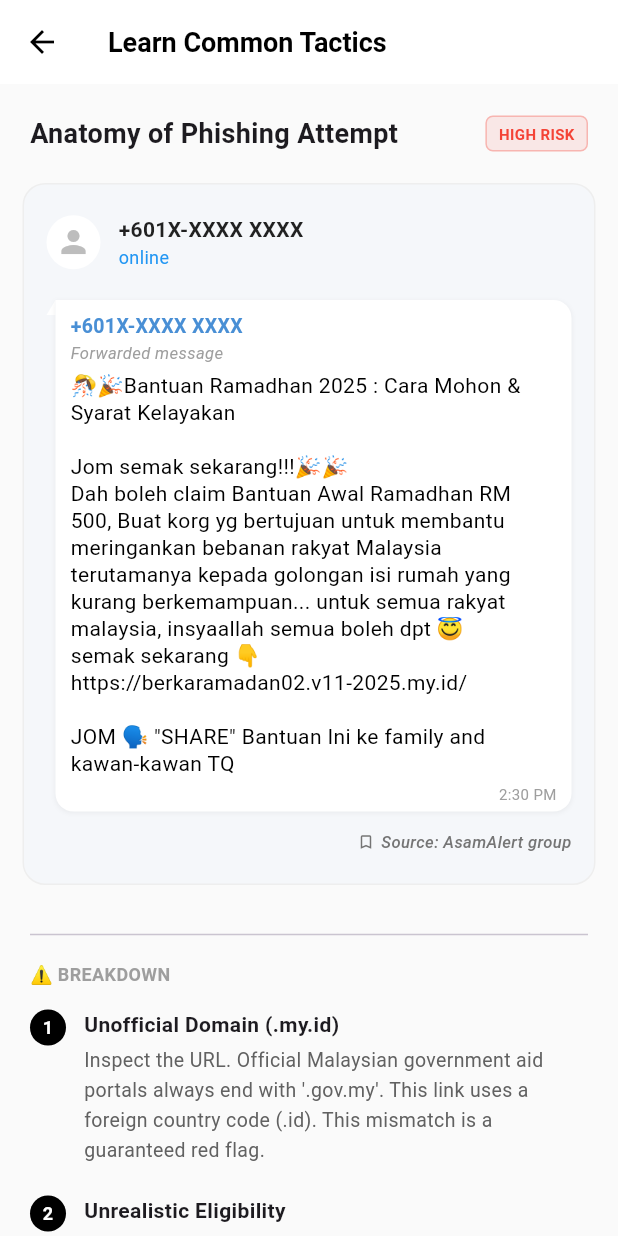
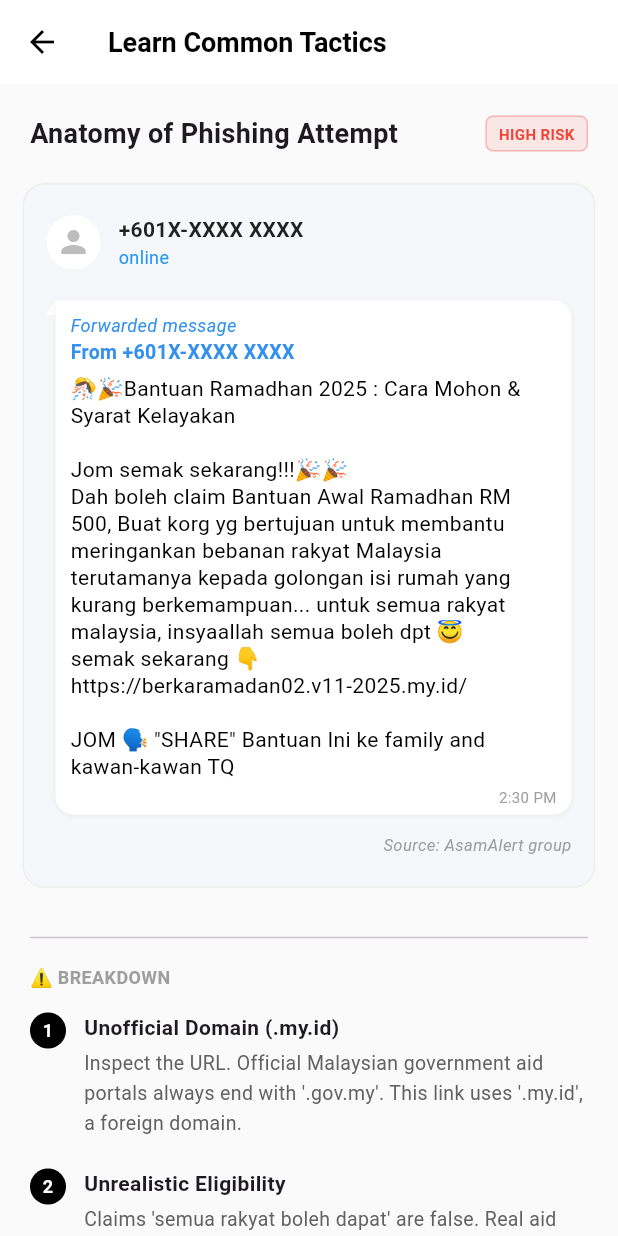
Before and after one commit to Hedgie06/PhishWatch, a Flutter app: the HomeScreen screen opened directly, after a tap on "Library", on a phone screen of 412 x 824 dp. Run offline on Flutter 3.47's test engine with Material 3 defaults, Android fonts, the phone set to English and light mode, and no system bars; our stand-ins replace cloud_firestore, connectivity_plus, firebase_auth, firebase_core, flutter_local_notifications, permission_handler and 1 more; accounts and stored records are empty.

Commit message:
bug fixes 2

```diff
--- a/lib/main.dart
+++ b/lib/main.dart
@@ -8,15 +8,14 @@ import 'services/storage_service.dart';
 import 'views/home_dashboard.dart';
 import 'views/settings_page.dart';
 import 'views/activity_page.dart';
+import 'views/onboarding_page.dart'; // 🔴 1. IMPORT
 
-// 🔴 1. GLOBAL KEY DEFINITION
 final GlobalKey<NavigatorState> navigatorKey = GlobalKey<NavigatorState>();
 
 void main() async {
   WidgetsFlutterBinding.ensureInitialized();
   await Firebase.initializeApp();
 
-  // Initialize Services
   final notificationService = NotificationService();
   final apiService = ApiService();
   final storageService = StorageService();
@@ -29,7 +28,7 @@ void main() async {
             notificationService: notificationService,
             apiService: apiService,
             storageService: storageService,
-            navigatorKey: navigatorKey, // 🔴 2. PASS KEY TO STATE
+            navigatorKey: navigatorKey,
           ),
         ),
       ],
@@ -61,7 +60,7 @@ class _MyAppState extends State<MyApp> {
   @override
   Widget build(BuildContext context) {
     return MaterialApp(
-      navigatorKey: navigatorKey, // 🔴 3. ASSIGN KEY TO APP
+      navigatorKey: navigatorKey,
       debugShowCheckedModeBanner: false,
       title: 'PhishWatch',
       theme: ThemeData(
@@ -69,7 +68,17 @@ class _MyAppState extends State<MyApp> {
         scaffoldBackgroundColor: Color(0xFFF5F7FA),
         useMaterial3: true,
       ),
-      home: Scaffold(
+      // 🔴 2. DYNAMIC HOME SCREEN
+      // Listens to AppState. If termsAccepted is false -> Onboarding.
+      home: Consumer<AppState>(
+        builder: (context, appState, child) {
+          // If Terms/Onboarding NOT accepted yet -> Show Onboarding
+          if (!appState.termsAccepted) {
+            return OnboardingPage();
+          }
+
+          // Otherwise -> Show Main App Layout
+          return Scaffold(
             body: _pages[_selectedIndex],
             bottomNavigationBar: BottomNavigationBar(
               items: const <BottomNavigationBarItem>[
@@ -86,6 +95,8 @@ class _MyAppState extends State<MyApp> {
               backgroundColor: Colors.white,
               elevation: 0,
             ),
+          );
+        },
       ),
     );
   }
--- a/lib/views/library_page.dart
+++ b/lib/views/library_page.dart
@@ -4,7 +4,7 @@ class LibraryPage extends StatelessWidget {
   @override
   Widget build(BuildContext context) {
     return Scaffold(
-      backgroundColor: Color(0xFFFAFAFA), // Main scaffold background
+      backgroundColor: Color(0xFFFAFAFA), // Main background
       appBar: AppBar(
         title: Text("Learn Common Tactics", style: TextStyle(fontWeight: FontWeight.bold, color: Colors.black, fontSize: 18)),
         backgroundColor: Colors.white,
@@ -17,9 +17,7 @@ class LibraryPage extends StatelessWidget {
           children: [
             SizedBox(height: 20),
 
-            // ===========================================
             // SECTION 1: HEADER
-            // ===========================================
             Padding(
               padding: const EdgeInsets.symmetric(horizontal: 20),
               child: Row(
@@ -42,23 +40,19 @@ class LibraryPage extends StatelessWidget {
             ),
             SizedBox(height: 20),
 
-            // ===========================================
-            // THE TELEGRAM CHAT SIMULATION
-            // ===========================================
+            // THE CHAT CARD
             Container(
               margin: EdgeInsets.symmetric(horizontal: 15),
               padding: EdgeInsets.symmetric(vertical: 20, horizontal: 15),
               decoration: BoxDecoration(
-                // 🔴 1. BACKGROUND COLOR CHANGED TO 0xFFF5F7FA (Light Grey)
-                color: Color(0xFFF5F7FA),
+                color: Color(0xFFF5F7FA), // Grey Background
                 borderRadius: BorderRadius.circular(15),
-                // Optional: Add a subtle border or shadow to separate it from the white background
                 border: Border.all(color: Colors.grey.shade200),
               ),
               child: Column(
                 crossAxisAlignment: CrossAxisAlignment.start,
                 children: [
-                  // Fake Sender Info Header
+                  // Fake Sender Info
                   Row(
                     children: [
                       CircleAvatar(
@@ -70,7 +64,6 @@ class LibraryPage extends StatelessWidget {
                       Column(
                         crossAxisAlignment: CrossAxisAlignment.start,
                         children: [
-                          // 🔴 2. PHONE NUMBER UPDATED
                           Text("+601X-XXXX XXXX", style: TextStyle(fontWeight: FontWeight.bold, fontSize: 14, color: Colors.black87)),
                           Text("online", style: TextStyle(fontSize: 12, color: Colors.blue)),
                         ],
@@ -79,11 +72,10 @@ class LibraryPage extends StatelessWidget {
                   ),
                   SizedBox(height: 20),
 
-                  // THE REALISTIC TELEGRAM BUBBLE WITH TAIL
+                  // The Telegram Bubble
                   Row(
                     crossAxisAlignment: CrossAxisAlignment.start,
                     children: [
-                      // The tiny tail on the left (Wrapped in Padding)
                       Padding(
                         padding: const EdgeInsets.only(top: 0),
                         child: CustomPaint(
@@ -92,14 +84,13 @@ class LibraryPage extends StatelessWidget {
                         ),
                       ),
 
-                      // The main bubble
                       Expanded(
                         child: Container(
                           padding: EdgeInsets.only(left: 10, right: 10, top: 8, bottom: 5),
                           decoration: BoxDecoration(
                             color: Colors.white,
                             borderRadius: BorderRadius.only(
-                              topLeft: Radius.zero, // Connects to tail
+                              topLeft: Radius.zero,
                               topRight: Radius.circular(12),
                               bottomLeft: Radius.circular(12),
                               bottomRight: Radius.circular(12),
@@ -111,18 +102,15 @@ class LibraryPage extends StatelessWidget {
                           child: Column(
                             crossAxisAlignment: CrossAxisAlignment.start,
                             children: [
-                              // Sender Name inside bubble
                               Text(
-                                "+601X-XXXX XXXX", // Updated inside bubble too
-                                style: TextStyle(color: Color(0xFF498FD5), fontWeight: FontWeight.bold, fontSize: 13)
+                                "Forwarded message",
+                                style: TextStyle(color: Color(0xFF3390EC), fontSize: 12, fontStyle: FontStyle.italic)
                               ),
                               Text(
-                                "Forwarded message",
-                                style: TextStyle(color: Colors.grey.shade500, fontSize: 11, fontStyle: FontStyle.italic)
+                                "From +601X-XXXX XXXX",
+                                style: TextStyle(color: Color(0xFF3390EC), fontWeight: FontWeight.bold, fontSize: 13)
                               ),
-                              SizedBox(height: 5),
-
-                              // Content
+                              SizedBox(height: 6),
                               Text(
                                 """🎊🎉Bantuan Ramadhan 2025 : Cara Mohon & Syarat Kelayakan
 
@@ -134,9 +122,7 @@ https://berkaramadan02.v11-2025.my.id/
 JOM 🗣 "SHARE" Bantuan Ini ke family and kawan-kawan TQ""",
                                 style: TextStyle(fontSize: 14, height: 1.3, color: Colors.black),
                               ),
-
                               SizedBox(height: 4),
-                              // Timestamp tucked in corner
                               Align(
                                 alignment: Alignment.bottomRight,
                                 child: Text("2:30 PM", style: TextStyle(fontSize: 10, color: Colors.grey.shade500)),
@@ -148,18 +134,13 @@ JOM 🗣 "SHARE" Bantuan Ini ke family and kawan-kawan TQ""",
                     ],
                   ),
 
-                  // Source Watermark
                   SizedBox(height: 12),
-                  Row(
-                    mainAxisAlignment: MainAxisAlignment.end,
-                    children: [
-                      Icon(Icons.bookmark_border, size: 12, color: Colors.grey.shade600),
-                      SizedBox(width: 4),
-                      Text(
-                        "Source: AsamAlert group",
-                        style: TextStyle(fontSize: 11, color: Colors.grey.shade600, fontStyle: FontStyle.italic, fontWeight: FontWeight.w500),
-                      ),
-                    ],
+                  Align(
+                    alignment: Alignment.centerRight,
+                    child: Text(
+                      "Source: AsamAlert group",
+                      style: TextStyle(fontSize: 11, color: Colors.grey.shade500, fontStyle: FontStyle.italic),
+                    ),
                   ),
                 ],
               ),
@@ -169,7 +150,7 @@ JOM 🗣 "SHARE" Bantuan Ini ke family and kawan-kawan TQ""",
             Divider(indent: 20, endIndent: 20),
             SizedBox(height: 10),
 
-            // The "Forensic" Analysis
+            // ANALYSIS SECTION
             Padding(
               padding: const EdgeInsets.symmetric(horizontal: 20),
               child: Text("⚠️ BREAKDOWN", style: TextStyle(fontSize: 12, fontWeight: FontWeight.bold, color: Colors.grey)),
@@ -180,28 +161,16 @@ JOM 🗣 "SHARE" Bantuan Ini ke family and kawan-kawan TQ""",
               padding: const EdgeInsets.symmetric(horizontal: 20),
               child: Column(
                 children: [
-                  _buildAnalysisPoint(
-                    "1",
-                    "Unofficial Domain (.my.id)",
-                    "Inspect the URL. Official Malaysian government aid portals always end with '.gov.my'. This link uses a foreign country code (.id). This mismatch is a guaranteed red flag."
-                  ),
-                  _buildAnalysisPoint(
-                    "2",
-                    "Unrealistic Eligibility",
-                    "Claims 'semua rakyat boleh dapat' (everyone gets it) are a psychological hook. Real government aid targets specific groups (e.g., B40) and always requires a formal database check."
-                  ),
-                  _buildAnalysisPoint(
-                    "3",
-                    "Viral Mechanics",
-                    "The instruction to 'SHARE' to family is a 'Viral Loop'. Scammers use your trusted network to spread the malicious link, knowing your family is more likely to click if you sent it."
-                  ),
+                  _buildAnalysisPoint("1", "Unofficial Domain (.my.id)", "Inspect the URL. Official Malaysian government aid portals always end with '.gov.my'. This link uses '.my.id', a foreign domain."),
+                  _buildAnalysisPoint("2", "Unrealistic Eligibility", "Claims 'semua rakyat boleh dapat' are false. Real aid targets specific groups (B40) and requires database checks."),
+                  _buildAnalysisPoint("3", "Viral Mechanics", "Demands you 'SHARE' to friends. This is how malware spreads via trusted networks."),
                 ],
               ),
             ),
 
             SizedBox(height: 30),
 
-            // SECTION 2: COLLAPSIBLE DEFENSE GUIDE
+            // 🔴 RESTORED: SECTION 2 - DEFENSE GUIDE
             Theme(
               data: Theme.of(context).copyWith(dividerColor: Colors.transparent),
               child: ExpansionTile(
@@ -215,13 +184,13 @@ JOM 🗣 "SHARE" Bantuan Ini ke family and kawan-kawan TQ""",
                       Expanded(child: _buildDetailTipCard(
                         Icons.link,
                         "Check The URL",
-                        "Hover before you click. Look for strange domains or misspellings (e.g., 'bank-secure-login.com'). If in doubt, type the official address yourself."
+                        "Hover before you click. Look for strange domains or misspellings (e.g., 'bank-secure-login.com')."
                       )),
                       SizedBox(width: 15),
                       Expanded(child: _buildDetailTipCard(
                         Icons.access_time,
                         "Ignore Urgency",
-                        "Scammers use fear ('Your account will be locked!'). Official organizations never pressure you to act instantly via text message."
+                        "Scammers use fear ('Your account will be locked!'). Official organizations never pressure you to act instantly."
                       )),
                     ],
                   ),
@@ -232,13 +201,13 @@ JOM 🗣 "SHARE" Bantuan Ini ke family and kawan-kawan TQ""",
                       Expanded(child: _buildDetailTipCard(
                         Icons.share,
                         "Verify First",
-                        "Just because a friend sent it doesn't mean it's safe. Their device might be compromised. Always verify with official news sources."
+                        "Just because a friend sent it doesn't mean it's safe. Their device might be compromised. Verify with official sources."
                       )),
                       SizedBox(width: 15),
                       Expanded(child: _buildDetailTipCard(
                         Icons.money_off,
                         "No Free Money",
-                        "Legitimate aid is never claimed via unofficial online forms or personal messaging apps. It always requires logging into a secure government portal."
+                        "Legitimate aid is never claimed via unofficial online forms or messaging apps."
                       )),
                     ],
                   ),
@@ -254,7 +223,34 @@ JOM 🗣 "SHARE" Bantuan Ini ke family and kawan-kawan TQ""",
     );
   }
 
-  // --- HELPER: DETAILED TIPS ---
+  Widget _buildAnalysisPoint(String number, String title, String description) {
+    return Padding(
+      padding: const EdgeInsets.only(bottom: 20),
+      child: Row(
+        crossAxisAlignment: CrossAxisAlignment.start,
+        children: [
+          Container(
+            width: 24, height: 24,
+            alignment: Alignment.center,
+            decoration: BoxDecoration(color: Colors.black, shape: BoxShape.circle),
+            child: Text(number, style: TextStyle(color: Colors.white, fontSize: 12, fontWeight: FontWeight.bold)),
+          ),
+          SizedBox(width: 12),
+          Expanded(
+            child: Column(
+              crossAxisAlignment: CrossAxisAlignment.start,
+              children: [
+                Text(title, style: TextStyle(fontWeight: FontWeight.bold, fontSize: 14)),
+                SizedBox(height: 4),
+                Text(description, style: TextStyle(color: Colors.grey.shade700, fontSize: 13, height: 1.5)),
+              ],
+            ),
+          )
+        ],
+      ),
+    );
+  }
+
   Widget _buildDetailTipCard(IconData icon, String title, String subtitle) {
     return Container(
       padding: EdgeInsets.all(15),
@@ -279,58 +275,20 @@ JOM 🗣 "SHARE" Bantuan Ini ke family and kawan-kawan TQ""",
       ),
     );
   }
-
-  // --- HELPER: ANALYSIS POINTS ---
-  Widget _buildAnalysisPoint(String number, String title, String description) {
-    return Padding(
-      padding: const EdgeInsets.only(bottom: 20),
-      child: Row(
-        crossAxisAlignment: CrossAxisAlignment.start,
-        children: [
-          Container(
-            width: 24, height: 24,
-            alignment: Alignment.center,
-            decoration: BoxDecoration(
-              color: Colors.black,
-              shape: BoxShape.circle,
-            ),
-            child: Text(number, style: TextStyle(color: Colors.white, fontSize: 12, fontWeight: FontWeight.bold)),
-          ),
-          SizedBox(width: 12),
-          Expanded(
-            child: Column(
-              crossAxisAlignment: CrossAxisAlignment.start,
-              children: [
-                Text(title, style: TextStyle(fontWeight: FontWeight.bold, fontSize: 14)),
-                SizedBox(height: 4),
-                Text(description, style: TextStyle(color: Colors.grey.shade700, fontSize: 13, height: 1.5)),
-              ],
-            ),
-          )
-        ],
-      ),
-    );
-  }
 }
 
-// THE PAINTER: Creates the bottom-left tail for Telegram bubble
 class _TelegramTailPainter extends CustomPainter {
   @override
   void paint(Canvas canvas, Size size) {
-    var paint = Paint()
-      ..color = Colors.white
-      ..style = PaintingStyle.fill;
-
+    var paint = Paint()..color = Colors.white..style = PaintingStyle.fill;
     var path = Path();
-    path.moveTo(0, size.height); // Bottom left point
-    path.lineTo(size.width, size.height); // Bottom right point
-    path.lineTo(size.width, 0); // Top right point
+    path.moveTo(0, size.height);
+    path.lineTo(size.width, size.height);
+    path.lineTo(size.width, 0);
     path.quadraticBezierTo(size.width / 2, size.height / 2, 0, size.height);
     path.close();
-
     canvas.drawPath(path, paint);
   }
-
   @override
   bool shouldRepaint(CustomPainter oldDelegate) => false;
 }
--- /dev/null
+++ b/lib/views/onboarding_page.dart
@@ -0,0 +1,174 @@
+import 'package:flutter/material.dart';
+import 'package:provider/provider.dart';
+import '../providers/app_state.dart';
+import 'privacy_policy_page.dart';
+
+class OnboardingPage extends StatefulWidget {
+  @override
+  _OnboardingPageState createState() => _OnboardingPageState();
+}
+
+class _OnboardingPageState extends State<OnboardingPage> {
+  final PageController _pageController = PageController();
+  int _currentIndex = 0;
+
+  List<Widget> _buildPages() {
+    return [
+      // PAGE 1: WELCOME
+      _buildPage(
+        icon: Icons.shield_outlined,
+        title: "Welcome to PhishWatch",
+        // 🔴 1. TEXT UPDATED: Telegram & Malay Language focus
+        description: "Your intelligent guardian against Telegram scams. Specifically designed for detecting threats in the Malay language.",
+      ),
+      // PAGE 2: HOW IT WORKS
+      _buildPage(
+        icon: Icons.notifications_active_outlined,
+        title: "Real-Time Protection",
+        description: "We analyze incoming Telegram notifications instantly. If a scam is detected, we alert you before you act.",
+      ),
+      // PAGE 3: PRIVACY & PERMISSIONS
+      _buildPage(
+        icon: Icons.lock_outline,
+        title: "Privacy First",
+        description: "Your messages are analyzed anonymously to detect threats. We respect your data and privacy.",
+        isLastPage: true,
+      ),
+    ];
+  }
+
+  @override
+  Widget build(BuildContext context) {
+    final pages = _buildPages();
+
+    return Scaffold(
+      backgroundColor: Colors.white,
+      body: SafeArea(
+        child: Column(
+          children: [
+            // SKIP BUTTON
+            Align(
+              alignment: Alignment.topRight,
+              child: Padding(
+                padding: const EdgeInsets.only(right: 20, top: 10),
+                child: _currentIndex == pages.length - 1
+                    ? SizedBox(height: 48) // Hide Skip on last page
+                    : TextButton(
+                        onPressed: () => _pageController.jumpToPage(pages.length - 1),
+                        child: Text("Skip", style: TextStyle(color: Colors.grey)),
+                      ),
+              ),
+            ),
+
+            // PAGE VIEW (SLIDER)
+            Expanded(
+              child: PageView(
+                controller: _pageController,
+                onPageChanged: (index) {
+                  setState(() => _currentIndex = index);
+                },
+                children: pages,
+              ),
+            ),
+
+            // DOT INDICATORS
+            Row(
+              mainAxisAlignment: MainAxisAlignment.center,
+              children: List.generate(pages.length, (index) {
+                return AnimatedContainer(
+                  duration: Duration(milliseconds: 300),
+                  margin: EdgeInsets.symmetric(horizontal: 4),
+                  height: 8,
+                  width: _currentIndex == index ? 24 : 8,
+                  decoration: BoxDecoration(
+                    color: _currentIndex == index ? Color(0xFF229ED9) : Colors.grey.shade300,
+                    borderRadius: BorderRadius.circular(4),
+                  ),
+                );
+              }),
+            ),
+
+            SizedBox(height: 30),
+
+            // BOTTOM BUTTON AREA
+            Padding(
+              padding: const EdgeInsets.all(30.0),
+              child: SizedBox(
+                width: double.infinity,
+                height: 55,
+                child: _currentIndex == pages.length - 1
+                    ? ElevatedButton(
+                        // 🔴 2. LOGIC CHANGE: Open Privacy Policy instead of instant accept
+                        onPressed: () {
+                          Navigator.push(
+                            context,
+                            MaterialPageRoute(builder: (_) => PrivacyPolicyPage())
+                          );
+                        },
+                        style: ElevatedButton.styleFrom(
+                          backgroundColor: Color(0xFF229ED9),
+                          shape: RoundedRectangleBorder(borderRadius: BorderRadius.circular(15)),
+                          elevation: 2,
+                        ),
+                        child: Text("Get Started", style: TextStyle(fontSize: 18, fontWeight: FontWeight.bold, color: Colors.white)),
+                      )
+                    : ElevatedButton(
+                        onPressed: () {
+                          _pageController.nextPage(
+                            duration: Duration(milliseconds: 300),
+                            curve: Curves.easeInOut,
+                          );
+                        },
+                        style: ElevatedButton.styleFrom(
+                          backgroundColor: Colors.white,
+                          side: BorderSide(color: Color(0xFF229ED9), width: 1.5),
+                          shape: RoundedRectangleBorder(borderRadius: BorderRadius.circular(15)),
+                          elevation: 0,
+                        ),
+                        child: Text("Next", style: TextStyle(fontSize: 18, fontWeight: FontWeight.bold, color: Color(0xFF229ED9))),
+                      ),
+              ),
+            ),
+          ],
+        ),
+      ),
+    );
+  }
+
+  // --- HELPER: BUILD SINGLE SLIDE ---
+  Widget _buildPage({
+    required IconData icon,
+    required String title,
+    required String description,
+    bool isLastPage = false,
+  }) {
+    return Padding(
+      padding: const EdgeInsets.symmetric(horizontal: 30),
+      child: Column(
+        mainAxisAlignment: MainAxisAlignment.center,
+        children: [
+          Container(
+            padding: EdgeInsets.all(30),
+            decoration: BoxDecoration(
+              color: Color(0xFFF5F7FA),
+              shape: BoxShape.circle,
+            ),
+            child: Icon(icon, size: 100, color: Color(0xFF229ED9)),
+          ),
+          SizedBox(height: 40),
+          Text(
+            title,
+            textAlign: TextAlign.center,
+            style: TextStyle(fontSize: 28, fontWeight: FontWeight.bold, color: Colors.black87),
+          ),
+          SizedBox(height: 20),
+          Text(
+            description,
+            textAlign: TextAlign.center,
+            style: TextStyle(fontSize: 16, color: Colors.grey.shade600, height: 1.5),
+          ),
+        ],
+      ),
+    );
+  }
+}
```
Also changed, not shown: lib/providers/app_state.dart (+83 -117 lines), lib/services/alert_service.dart (+18 -20 lines), 1 other file. Lines whose indentation alone changed are shown as unchanged.
